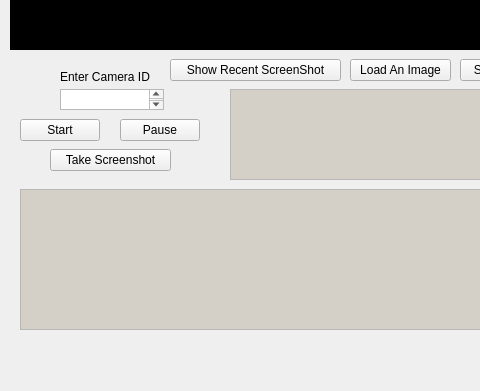
Above: mainwindow.ui from jshashwat/DTU_Security-System before the change; both pictures show x 0 to 480 and y 378 to 769 of the 1244 by 769 pixel window. Below: the same form after it.
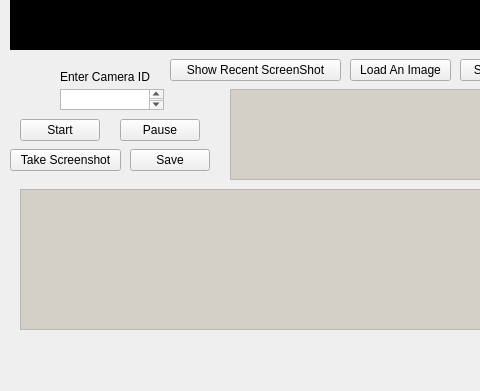
That is the form after the change.

```diff
--- a/mainwindow.ui
+++ b/mainwindow.ui
@@ -212,9 +212,9 @@
    <widget class="QPushButton" name="pushButton_3">
     <property name="geometry">
      <rect>
-      <x>50</x>
+      <x>10</x>
       <y>510</y>
-      <width>121</width>
+      <width>111</width>
       <height>22</height>
      </rect>
     </property>
@@ -412,6 +412,19 @@
      <string>Detect</string>
     </property>
    </widget>
+   <widget class="QPushButton" name="pushButton_10">
+    <property name="geometry">
+     <rect>
+      <x>130</x>
+      <y>510</y>
+      <width>80</width>
+      <height>22</height>
+     </rect>
+    </property>
+    <property name="text">
+     <string>Save</string>
+    </property>
+   </widget>
   </widget>
   <widget class="QMenuBar" name="menuBar">
    <property name="geometry">
```
